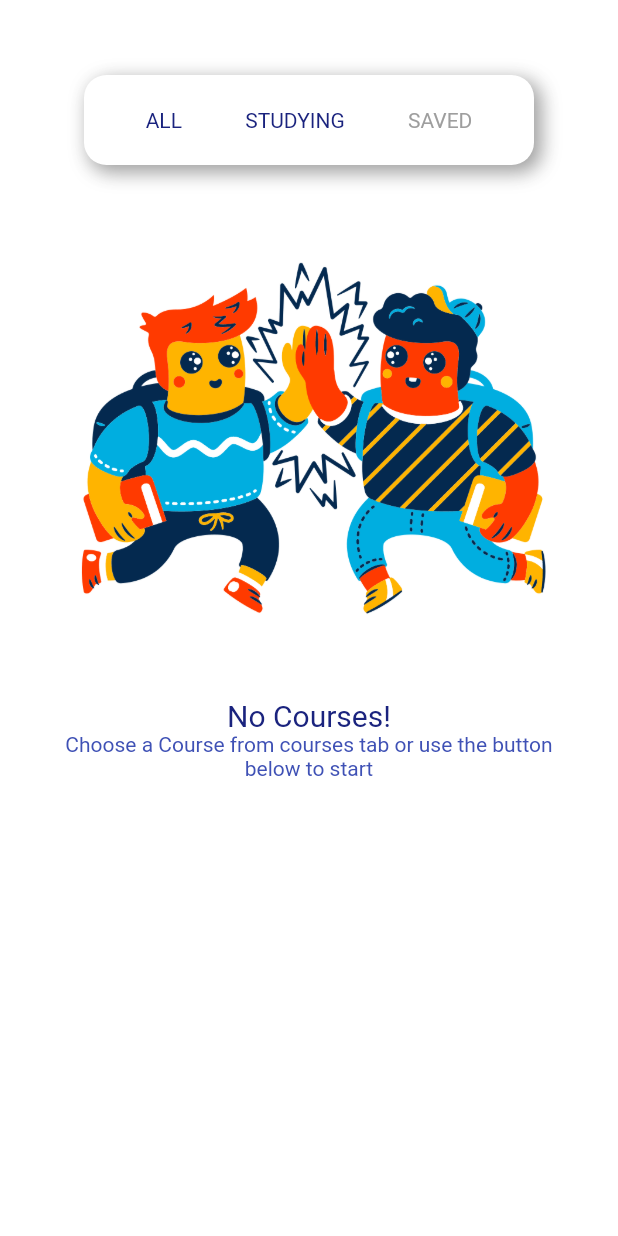
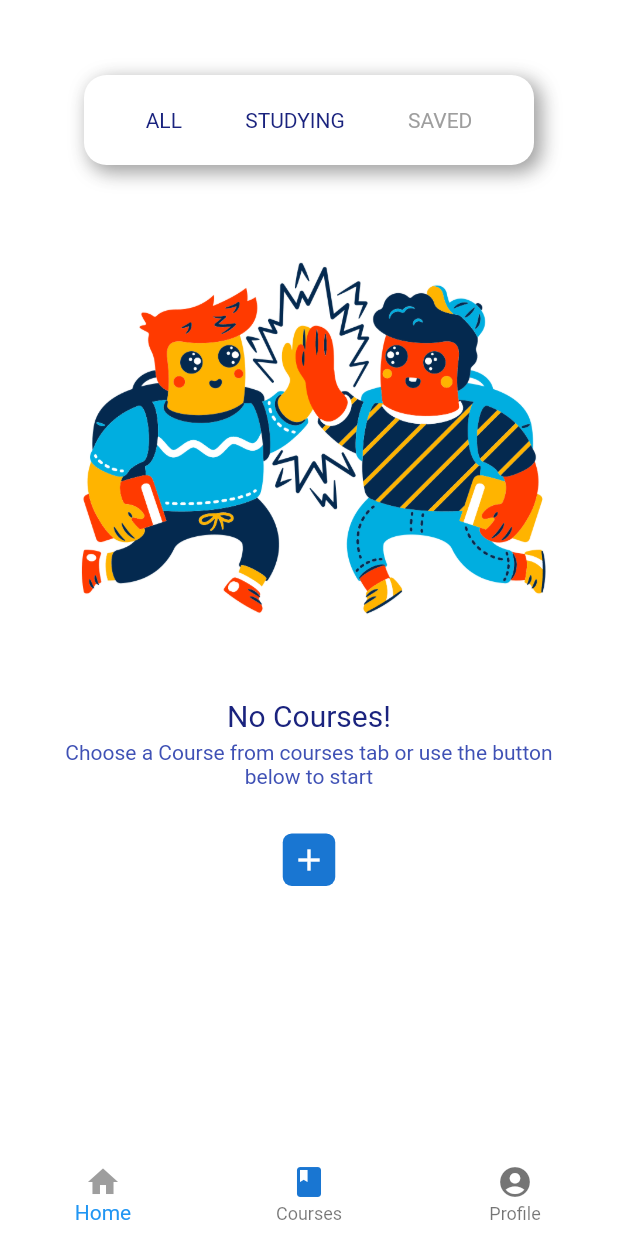
Before and after one commit to kutigbolahan/Flutter-Ui-Courses, a Flutter app: the screen it shows after launch, on a phone screen of 412 x 824 dp. Run offline on Flutter 3.47's test engine with Material 2 defaults, Android fonts, the light colour scheme and no system bars.

Commit message:
Changes to be committed:

```diff
--- a/lib/homepage.dart
+++ b/lib/homepage.dart
@@ -39,6 +39,7 @@ class MyHomePage extends StatelessWidget {
               color: Colors.indigo[900],
               fontSize: 20,
               ),),
+              SizedBox(height: 5),
             Text('Choose a Course from courses tab or use the button below to start ',
              style: TextStyle(
               color: Colors.indigo[500],
@@ -46,9 +47,41 @@ class MyHomePage extends StatelessWidget {
               ),
             textAlign: TextAlign.center,
             ),
+            SizedBox(height: 30,),
+            Container(
+              height: 35,
+              width: 35,
+              decoration: BoxDecoration(
+
+                borderRadius: BorderRadius.circular(6),
+                color: Colors.blue[700]
+              ),
+              child: Icon(Icons.add, color: Colors.white,),
+            )
           ],
         ),
       ),
+      bottomNavigationBar: BottomNavigationBar(
+        backgroundColor: Colors.white,
+        elevation: 0.0,
+        items: [
+          BottomNavigationBarItem(
+            title: Text('Home',style: TextStyle(color: Colors.grey),),
+            icon: Icon(Icons.home,color: Colors.grey),
+
+          ),
+          BottomNavigationBarItem(
+            title: Text('Courses',style: TextStyle(color: Colors.blue[700]),),
+            icon: Icon(Icons.book,color: Colors.blue[700]),
+
+          ),
+          BottomNavigationBarItem(
+            title: Text('Profile',style: TextStyle(color: Colors.grey),),
+            icon: Icon(Icons.account_circle),
+
+          ),
+        ]
+        ),
     );
   }
 }
```
